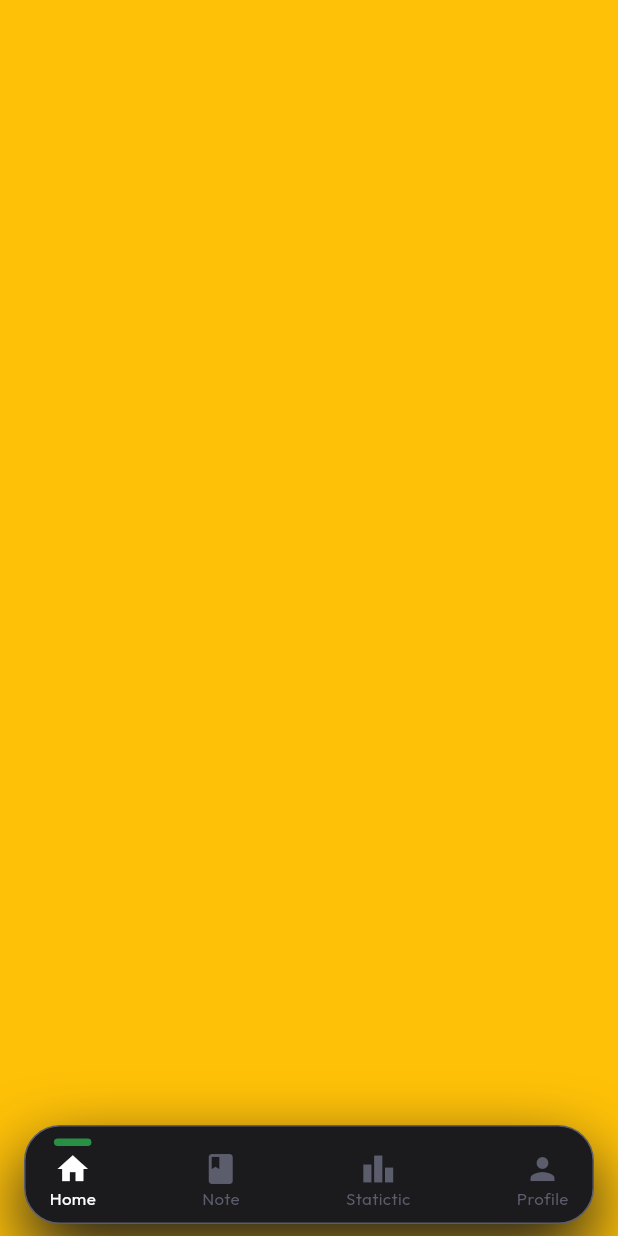
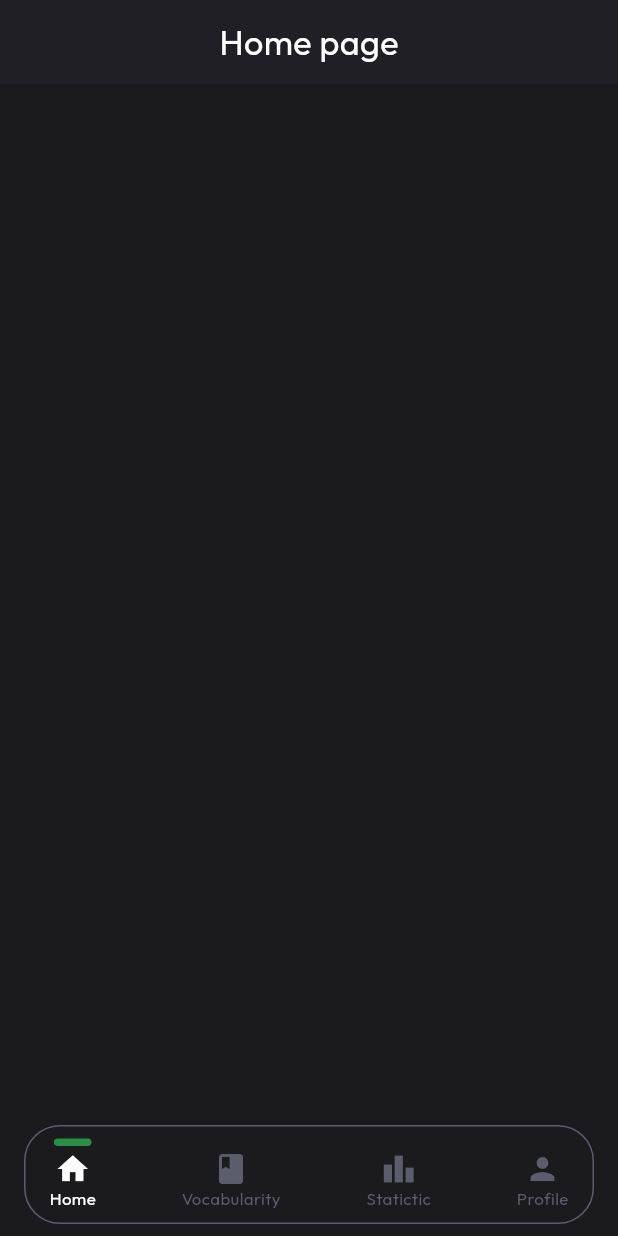
Before and after one commit to ericFlutterast/simply_english, a Flutter app: the screen it shows after launch, on a phone screen of 412 x 824 dp. Run offline on Flutter 3.47's test engine with Material 3 defaults, Android fonts, the phone set to English and light mode, and no system bars; our stand-ins replace go_router.

Commit message:
added sliver app bar, and clean code

```diff
--- a/lib/src/config/app_router.dart
+++ b/lib/src/config/app_router.dart
@@ -2,7 +2,7 @@ import 'package:flutter/material.dart';
 import 'package:go_router/go_router.dart';
 import 'package:simply_english/src/moduls/app_root/app_root.dart';
 import 'package:simply_english/src/moduls/main/presentor/screens/main_screen.dart';
-import 'package:simply_english/src/moduls/note/presentor/screens/note_screen.dart';
+import 'package:simply_english/src/moduls/vocabularity/presentor/screens/note_screen.dart';
 import 'package:simply_english/src/moduls/profile/presentor/screens/profile_screen.dart';
 import 'package:simply_english/src/moduls/statistic/presentor/screens/statistic_screen.dart';
 
@@ -33,7 +33,7 @@ final appRouter = GoRouter(routes: [
           return _customTransitionPage(
             context: context,
             state: state,
-            child: const NoteScreen(),
+            child: const VocabularityScreen(),
           );
         },
       ),
--- a/lib/src/moduls/app_root/app_root.dart
+++ b/lib/src/moduls/app_root/app_root.dart
@@ -1,4 +1,6 @@
 // ignore_for_file: unused_element
+import 'dart:ui';
+
 import 'package:flutter/material.dart';
 import 'package:go_router/go_router.dart';
 import 'package:simply_english/src/config/app_theme/app_theme_provider.dart';
@@ -16,7 +18,7 @@ class _AppRootState extends State<AppRoot> {
   int _currentSelectedIndex = 0;
   final List<(IconData icon, String lable)> _navbarItemsData = [
     (Icons.home, 'Home'),
-    (Icons.book, 'Note'),
+    (Icons.book, 'Vocabularity'),
     (Icons.leaderboard, 'Statictic'),
     (Icons.person, 'Profile'),
   ];
--- a/lib/src/moduls/main/presentor/screens/main_screen.dart
+++ b/lib/src/moduls/main/presentor/screens/main_screen.dart
@@ -1,10 +1,28 @@
 import 'package:flutter/material.dart';
+import 'package:simply_english/src/config/app_theme/app_theme_provider.dart';
 
 class MainScreen extends StatelessWidget {
   const MainScreen({super.key});
 
   @override
   Widget build(BuildContext context) {
-    return Container(color: Colors.amber);
+    final appTheme = context.theme;
+
+    return Scaffold(
+      backgroundColor: appTheme.appColors.grayscale.g0,
+      body: CustomScrollView(
+        slivers: [
+          SliverAppBar(
+            backgroundColor: appTheme.appColors.grayscale.g1,
+            flexibleSpace: Center(
+              child: Text(
+                'Home page',
+                style: appTheme.appTextStyle.display1,
+              ),
+            ),
+          ),
+        ],
+      ),
+    );
   }
 }
--- a/lib/src/moduls/note/presentor/screens/note_screen.dart
+++ b/lib/src/moduls/vocabularity/presentor/screens/vocabularity_screen.dart
@@ -1,7 +1,7 @@
 import 'package:flutter/material.dart';
 
-class NoteScreen extends StatelessWidget {
-  const NoteScreen({super.key});
+class VocabularityScreen extends StatelessWidget {
+  const VocabularityScreen({super.key});
 
   @override
   Widget build(BuildContext context) {
```
